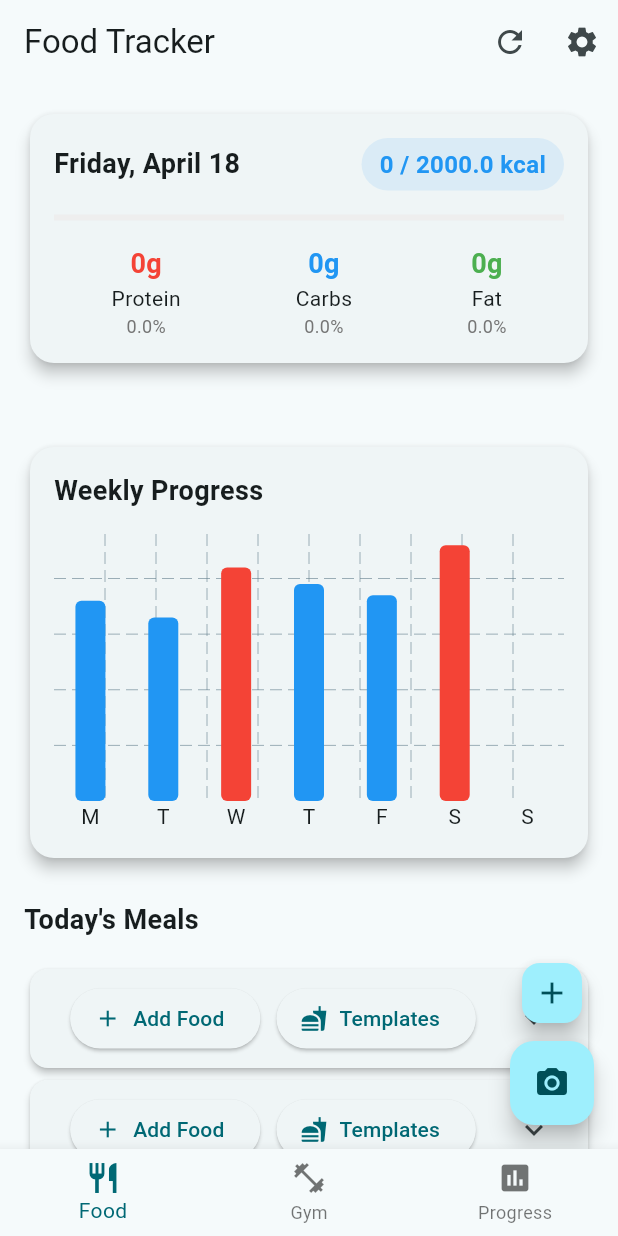
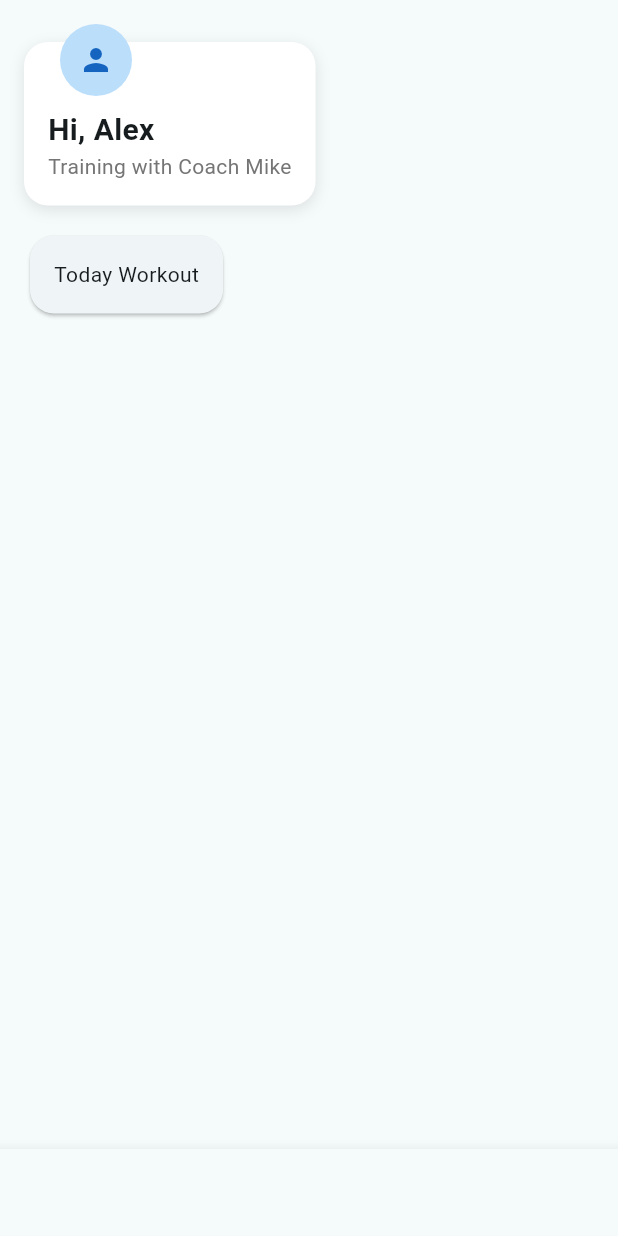
Before and after one commit to rYeti/FitTracker, a Flutter app: the screen it shows after launch, on a phone screen of 412 x 824 dp. Run offline on Flutter 3.47's test engine with Material 3 defaults, Android fonts, the phone set to English and light mode, and no system bars; drawn by our look-alikes of fl_chart; our stand-ins replace dio, get_it, shared_preferences; missing offline and left inert: mobile_scanner.

Commit message:
Add dashboard screen to main navigation and update background color. Refactor food item removal logic in NutritionRepository for improved clarity and maintainability.

```diff
--- /dev/null
+++ b/lib/feature/dashboard/view/dashboard_screen.dart
@@ -0,0 +1,114 @@
+import 'dart:ui';
+
+import 'package:flutter/material.dart';
+
+class DashboardScreen extends StatefulWidget {
+  const DashboardScreen({super.key});
+
+  Widget build(BuildContext context) {
+    return const Scaffold(body: Center(child: Text('Dashboard')));
+  }
+
+  @override
+  _DashboardScreenState createState() => _DashboardScreenState();
+}
+
+class _DashboardScreenState extends State<DashboardScreen> {
+  bool _isLoading = true;
+
+  @override
+  void initState() {
+    super.initState();
+    _LoadDashboardData();
+  }
+
+  @override
+  Widget build(BuildContext context) {
+    // ... existing code
+    return Scaffold(
+      // ... existing code
+      body: RefreshIndicator(
+        onRefresh: _LoadDashboardData,
+        child: SingleChildScrollView(
+          physics: const AlwaysScrollableScrollPhysics(),
+          child: Padding(
+            padding: const EdgeInsets.all(16.0),
+            child: Column(
+              crossAxisAlignment: CrossAxisAlignment.start,
+              children: [
+                _buildStackGreeting(),
+                const SizedBox(height: 16),
+                _todayWorkout(),
+                const SizedBox(height: 16),
+                // ... rest of your widgets
+              ],
+            ),
+          ),
+        ),
+      ),
+    );
+  }
+
+  Future<void> _LoadDashboardData() async {
+    setState(() => _isLoading = true);
+
+    setState(() {
+      _isLoading = false;
+    });
+  }
+
+  Widget _buildStackGreeting() {
+    return Stack(
+      children: [
+        Container(
+          margin: EdgeInsets.only(top: 12), // Space for the avatar overlap
+          padding: EdgeInsets.fromLTRB(16, 24, 16, 16),
+          decoration: BoxDecoration(
+            color: Colors.white,
+            borderRadius: BorderRadius.circular(16),
+            boxShadow: [
+              BoxShadow(
+                color: Colors.black.withOpacity(0.1),
+                blurRadius: 8,
+                offset: Offset(0, 3),
+              ),
+            ],
+          ),
+          child: Column(
+            crossAxisAlignment: CrossAxisAlignment.start,
+            children: [
+              SizedBox(height: 20), // Space for avatar overlap
+              Text(
+                'Hi, Alex',
+                style: TextStyle(fontSize: 20, fontWeight: FontWeight.bold),
+              ),
+              Text(
+                'Training with Coach Mike',
+                style: TextStyle(color: Colors.grey[600]),
+              ),
+            ],
+          ),
+        ),
+        Positioned(
+          left: 24,
+          top: 0,
+          child: CircleAvatar(
+            backgroundColor: Colors.blue.shade100,
+            radius: 24,
+            child: Icon(Icons.person, color: Colors.blue.shade800),
+          ),
+        ),
+      ],
+    );
+  }
+
+  Widget _todayWorkout() {
+    return Card(
+      shape: RoundedRectangleBorder(borderRadius: BorderRadius.circular(16)),
+      child: Padding(
+        padding: const EdgeInsets.all(16.0),
+        child: Text('Today Workout'),
+      ),
+    );
+  }
+}
--- a/lib/feature/food_tracking/data/repositories/nutrition_repository.dart
+++ b/lib/feature/food_tracking/data/repositories/nutrition_repository.dart
@@ -58,38 +58,6 @@ class NutritionRepository {
     await saveTodayNutrition(updatedNutrition);
   }
 
-  // Remove a food item from a specific meal category
-  Future<void> removeFoodFromMeal(
-    String category,
-    FoodItemModel foodItem,
-  ) async {
-    final nutrition = await getTodayNutrition();
-
-    // Get current meals
-    final meals = Map<String, List<String>>.from(nutrition.meals);
-
-    // Check if category exists and has items
-    if (!meals.containsKey(category) || meals[category]!.isEmpty) {
-      return;
-    }
-
-    // Find and remove the food item
-    final foodJson = jsonEncode(foodItem.toJson());
-    meals[category]!.remove(foodJson);
-
-    // Update totals
-    final updatedNutrition = nutrition.copyWith(
-      totalCalories: nutrition.totalCalories - foodItem.calories,
-      totalProtein: nutrition.totalProtein - foodItem.protein,
-      totalCarbs: nutrition.totalCarbs - foodItem.carbs,
-      totalFat: nutrition.totalFat - foodItem.fat,
-      meals: meals,
-    );
-
-    // Save updated nutrition
-    await saveTodayNutrition(updatedNutrition);
-  }
-
   // Get all food items for a meal category
   Future<List<FoodItemModel>> getFoodItemsForCategory(String category) async {
     final nutrition = await getTodayNutrition();
@@ -128,4 +96,32 @@ class NutritionRepository {
   String _formatDate(DateTime date) {
     return '${date.year}-${date.month.toString().padLeft(2, '0')}-${date.day.toString().padLeft(2, '0')}';
   }
+
+  Future<void> removeFoodFromMeal(String category, FoodItemModel food) async {
+    final nutrition = await getTodayNutrition();
+
+    // Get current meals
+    final meals = Map<String, List<String>>.from(nutrition.meals);
+
+    // Check if category exists and has items
+    if (!meals.containsKey(category) || meals[category]!.isEmpty) {
+      return;
+    }
+
+    // Find and remove the food item
+    final foodJson = jsonEncode(food.toJson());
+    meals[category]!.remove(foodJson);
+
+    // Update totals
+    final updatedNutrition = nutrition.copyWith(
+      totalCalories: nutrition.totalCalories - food.calories,
+      totalProtein: nutrition.totalProtein - food.protein,
+      totalCarbs: nutrition.totalCarbs - food.carbs,
+      totalFat: nutrition.totalFat - food.fat,
+      meals: meals,
+    );
+
+    // Save updated nutrition
+    await saveTodayNutrition(updatedNutrition);
+  }
 }
--- a/lib/main.dart
+++ b/lib/main.dart
@@ -3,6 +3,7 @@ import 'core/di/service_locator.dart';
 import 'feature/gym_tracking/presentation/view/gym_tracking_screen.dart';
 import 'feature/food_tracking/presentation/view/food_tracking_screen.dart';
 import 'feature/food_tracking/presentation/view/nutrition_progress_dashboard.dart';
+import 'feature/dashboard/view/dashboard_screen.dart';
 
 void main() {
   setupLocator();
@@ -36,6 +37,7 @@ class _HomeScreenState extends State<HomeScreen> {
   int _selectedIndex = 0;
 
   final List<Widget> _screens = [
+    const DashboardScreen(),
     const FoodTrackingScreen(),
     // Gym tracking screen will go here later
     const NutritionProgressDashboard(),
@@ -47,7 +49,7 @@ class _HomeScreenState extends State<HomeScreen> {
   Widget build(BuildContext context) {
     return Scaffold(
       body: _screens[_selectedIndex],
-      backgroundColor: const Color(0xFF90DEC9),
+      backgroundColor: const Color.fromARGB(255, 143, 221, 200),
       bottomNavigationBar: BottomNavigationBar(
         currentIndex: _selectedIndex,
         onTap: (index) {
@@ -56,6 +58,7 @@ class _HomeScreenState extends State<HomeScreen> {
           });
         },
         items: [
+          BottomNavigationBarItem(icon: Icon(Icons.home), label: 'Dashboard'),
           BottomNavigationBarItem(icon: Icon(Icons.restaurant), label: 'Food'),
           BottomNavigationBarItem(
             icon: Icon(Icons.fitness_center),
```
